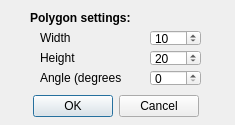
Old version of the form settings.ui in the repository abocianowski/QRectangleCreator.
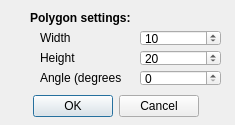
New version of the form.

Commit message:
[version=0.3] - change max values
[version=0.3] - change max values in settings to 999999999

```diff
--- a/settings.ui
+++ b/settings.ui
@@ -105,14 +105,14 @@
   <widget class="QSpinBox" name="width">
    <property name="geometry">
     <rect>
-     <x>150</x>
+     <x>140</x>
      <y>30</y>
-     <width>51</width>
+     <width>81</width>
      <height>16</height>
     </rect>
    </property>
    <property name="maximum">
-    <number>10000</number>
+    <number>999999999</number>
    </property>
    <property name="value">
     <number>10</number>
@@ -121,14 +121,14 @@
   <widget class="QSpinBox" name="height">
    <property name="geometry">
     <rect>
-     <x>150</x>
+     <x>140</x>
      <y>50</y>
-     <width>51</width>
+     <width>81</width>
      <height>16</height>
     </rect>
    </property>
    <property name="maximum">
-    <number>10000</number>
+    <number>999999999</number>
    </property>
    <property name="value">
     <number>20</number>
@@ -137,14 +137,14 @@
   <widget class="QSpinBox" name="angle">
    <property name="geometry">
     <rect>
-     <x>150</x>
+     <x>140</x>
      <y>70</y>
-     <width>51</width>
+     <width>81</width>
      <height>16</height>
     </rect>
    </property>
    <property name="maximum">
-    <number>10000</number>
+    <number>999999999</number>
    </property>
   </widget>
  </widget>
```
The commit also changes 1 other file.
